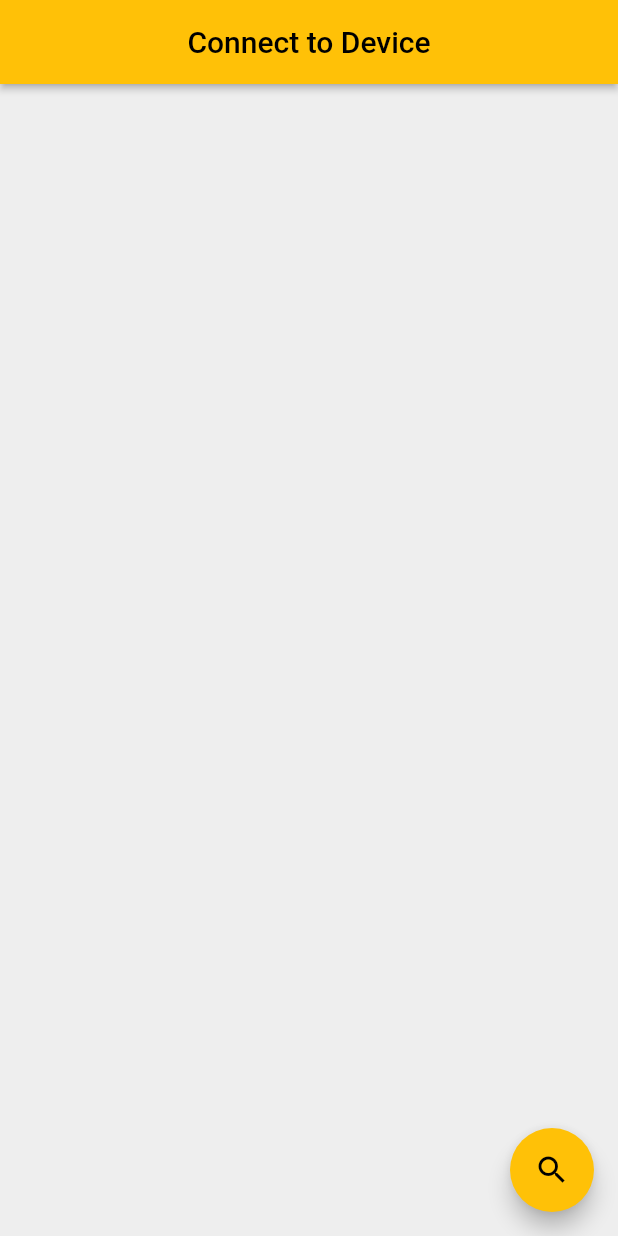
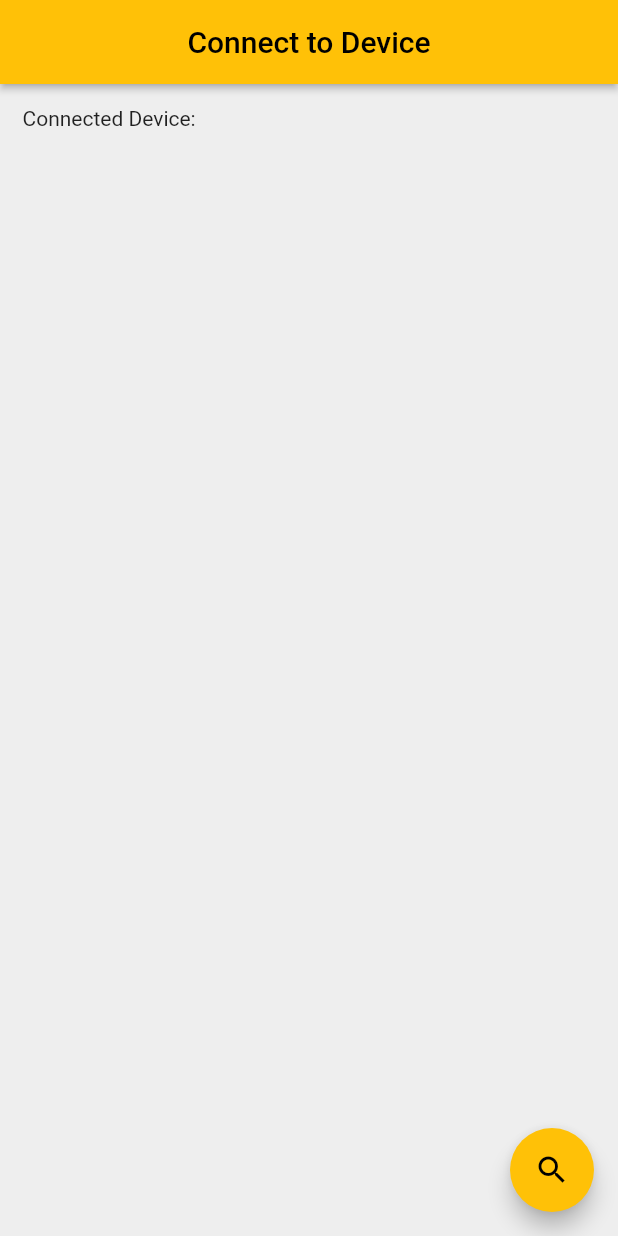
Before and after one commit to Austo0/flutter_app_3, a Flutter app: the screen it shows after launch, after a tap on the "search" icon, on a phone screen of 412 x 824 dp. Run offline on Flutter 3.47's test engine with Material 2 defaults, Android fonts, the phone set to English and light mode, and no system bars; our stand-ins replace flutter_blue.

Commit message:
Working on connected device view

```diff
--- a/lib/app/bluetooth/bluetooth_page.dart
+++ b/lib/app/bluetooth/bluetooth_page.dart
@@ -1,9 +1,7 @@
 import 'dart:async';
-
 
 import 'package:flutter/material.dart';
 import 'package:flutter_blue/flutter_blue.dart';
-
 
 class bluetoothPage extends StatefulWidget {
   bluetoothPage({Key? key}) : super(key: key);
@@ -17,13 +15,13 @@ class _bluetoothPageState extends State<bluetoothPage> {
   // final StreamSubscription<ScanResult> scanSubscription;
   List<ScanResult> scanResults = <ScanResult>[];
   BluetoothDevice? _device = null; // Selected BLE device
+  int _connectionState = 0; // 0 = connected, 1 = connected, 2 = connecting
 
-
+  BluetoothDevice? _connectedDevice = null; // Connected BLE device
 
   @override
   Widget build(BuildContext context) {
     return Scaffold(
-
       appBar: AppBar(
         centerTitle: true,
         title: Text('Connect to Device'),
@@ -38,44 +36,56 @@ class _bluetoothPageState extends State<bluetoothPage> {
       ),
     );
   }
-  final List<String> entries = const<String>['A', 'B', 'C'];
-  final List<int> colorCodes = const<int>[600, 500, 100];
-  Widget _buildContent()
-  {
-    return Container(
+
+  final List<String> entries = const <String>['A', 'B', 'C'];
+  final List<int> colorCodes = const <int>[600, 500, 100];
+  Widget _buildContent() {
+    return Column(
+
+      children: <Widget>[
+
+        SizedBox(height: 48.0, width: double.infinity,
+            child:Padding(padding: EdgeInsets.all(15),
+             child: Text('Connected Device:',textAlign: TextAlign.left,),),),
+
+        Expanded(
           child: ListView.builder(
-        padding: const EdgeInsets.all(8),
+              padding: EdgeInsets.all(10),
               itemCount: scanResults.length,
               itemBuilder: (BuildContext context, int index) {
                 return ListTile(
                   title: Text('Device: ${scanResults[index].device.name}'),
-            subtitle: Text('RSSI: ${scanResults[index].rssi}'),
+                  subtitle: Text('MAC: ${scanResults[index].device.id}'),
                   onTap: () async {
-              setState(() {
+                    setState(() async {
                       _device = scanResults[index].device;
+                      _connectionState = 2; // Indicate connecting
+                      // Connect to the device
+                      //await _device!.connect();
                     });
                   },
-            trailing: _device!=null && _device!.id == scanResults[index].device.id?Icon(
-              Icons.check,
-              color: Colors.green,
-            ):null,
+                  trailing: _device != null &&
+                          _device!.id == scanResults[index].device.id
+                      ?
+                      // Icon(
+                      //   Icons.check,
+                      //   color: Colors.green,
+                      //
+                      // )
+                      Text("Connecting...")
+                      : null,
+                );
+              }),
+        ),
+      ],
     );
   }
-        )
 
-      );
-
-
-
-
-  }
-
-  void startScan()
-  {
+  void startScan() {
     scanResults.clear();
 
     // Listen to scan results
-    flutterBlue.scan(timeout: Duration(seconds: 4)).listen((scanResult) {
+    flutterBlue.scan(timeout: Duration(seconds: 6)).listen((scanResult) {
       // do something with scan results
 
       // if(scanResult.device.name.startsWith("ESP"))
@@ -83,10 +93,6 @@ class _bluetoothPageState extends State<bluetoothPage> {
       scanResults.add(scanResult);
       setState(() {});
       // }
-
     });
   }
-
-
-
 }
```
Lines whose indentation alone changed are shown as unchanged.
